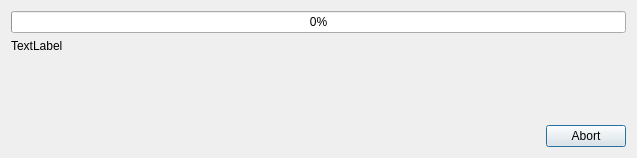
Above: src/GameInstallDialog.ui from brainstream/OPL-PC-Tools before the change. Below: the same form after it.
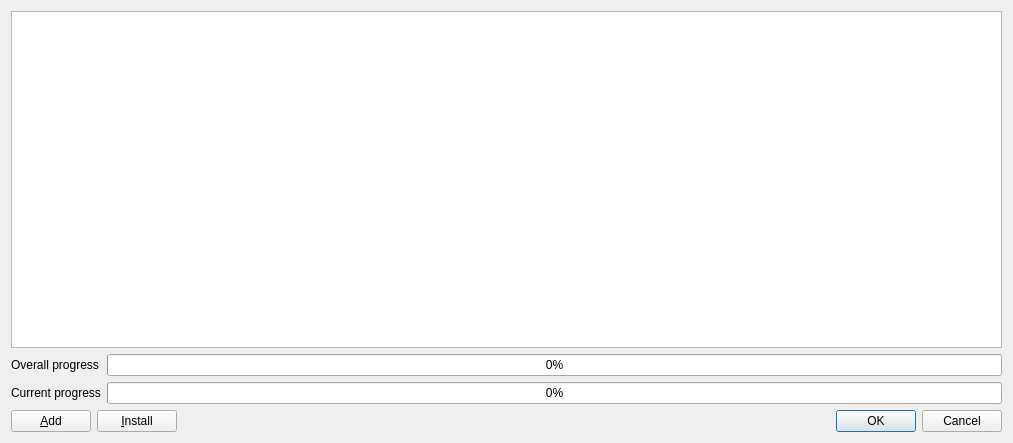
That is the form after the change.

Commit message: Multi-game installation dialog

The edit to the form file:
```diff
--- a/src/GameInstallDialog.ui
+++ b/src/GameInstallDialog.ui
@@ -6,8 +6,8 @@
    <rect>
     <x>0</x>
     <y>0</y>
-    <width>637</width>
-    <height>158</height>
+    <width>1013</width>
+    <height>443</height>
    </rect>
   </property>
   <property name="windowTitle">
@@ -18,31 +18,62 @@
   </property>
   <layout class="QVBoxLayout" name="verticalLayout">
    <item>
-    <widget class="QProgressBar" name="mp_progressbar">
+    <widget class="QTableView" name="mp_table_tasks">
+     <property name="selectionMode">
+      <enum>QAbstractItemView::NoSelection</enum>
+     </property>
+     <attribute name="verticalHeaderVisible">
+      <bool>false</bool>
+     </attribute>
+    </widget>
+   </item>
+   <item>
+    <layout class="QFormLayout" name="formLayout">
+     <item row="0" column="0">
+      <widget class="QLabel" name="label_2">
+       <property name="text">
+        <string>Overall progress</string>
+       </property>
+      </widget>
+     </item>
+     <item row="0" column="1">
+      <widget class="QProgressBar" name="mp_progressbar_overall">
      <property name="value">
       <number>0</number>
      </property>
     </widget>
    </item>
+     <item row="1" column="0">
+      <widget class="QLabel" name="label">
+       <property name="text">
+        <string>Current progress</string>
+       </property>
+      </widget>
+     </item>
+     <item row="1" column="1">
+      <widget class="QProgressBar" name="mp_progressbar_current">
+       <property name="value">
+        <number>0</number>
+       </property>
+      </widget>
+     </item>
+    </layout>
+   </item>
    <item>
-    <widget class="QLabel" name="mp_label_info">
+    <layout class="QHBoxLayout" name="horizontalLayout">
+     <item>
+      <widget class="QPushButton" name="mp_btn_add">
      <property name="text">
-      <string>TextLabel</string>
+        <string>&amp;Add</string>
      </property>
     </widget>
    </item>
    <item>
-    <spacer name="verticalSpacer">
-     <property name="orientation">
-      <enum>Qt::Vertical</enum>
-     </property>
-     <property name="sizeHint" stdset="0">
-      <size>
-       <width>20</width>
-       <height>40</height>
-      </size>
-     </property>
-    </spacer>
+      <widget class="QPushButton" name="mp_btn_install">
+       <property name="text">
+        <string>&amp;Install</string>
+       </property>
+      </widget>
    </item>
    <item>
     <widget class="QDialogButtonBox" name="mp_buttonbox">
@@ -50,11 +81,13 @@
       <enum>Qt::Horizontal</enum>
      </property>
      <property name="standardButtons">
-      <set>QDialogButtonBox::Abort</set>
+        <set>QDialogButtonBox::Cancel|QDialogButtonBox::Ok</set>
      </property>
     </widget>
    </item>
   </layout>
+   </item>
+  </layout>
  </widget>
  <resources/>
  <connections>
```
Left out of the diff: 41 changed lines with no effect on the pictures. Lines whose indentation alone changed are shown as unchanged. The commit also changes 7 other files.
